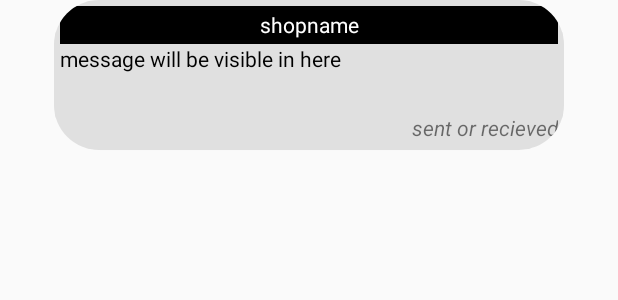
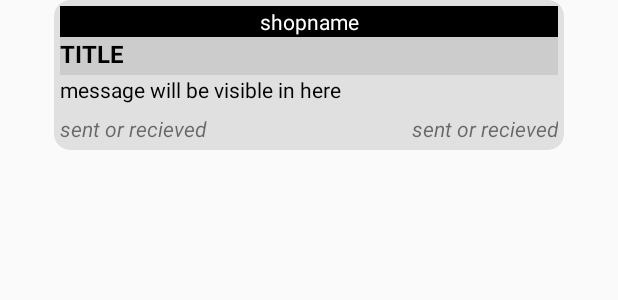
Before and after one commit to baljeet808/RGBtech, an Android app: the layout notification_item.xml on its own in the app's theme, with its tools: preview values and no code run, on a phone screen of 412 x 824 dp. Shown: the top 300 px of the screen. Run offline under Robolectric (Android 15) with nearby library versions, the phone set to English and light mode, and no system bars; network calls fail.

Commit message:
Merge branch 'master' of https://github.com/baljeet808/RGBtech
# Conflicts:
#	app/src/main/java/com/nerdspoint/android/chandigarh/activities/MainPage.java
#	app/src/main/res/layout/fragment_shop_manager.xml

```diff
--- a/app/src/main/java/com/nerdspoint/android/chandigarh/sharedPrefs/NotificatioDetail.java
+++ b/app/src/main/java/com/nerdspoint/android/chandigarh/sharedPrefs/NotificatioDetail.java
@@ -8,7 +8,11 @@ public class NotificatioDetail {
 
     public String Message;
     public String ShopName;
+    public String visitorName;
+    public String timestamp;
     public String type;
     public String notificationID;
+    public String title;
+    public String UID;
 
 }
--- a/app/src/main/res/layout/fragment_notification.xml
+++ b/app/src/main/res/layout/fragment_notification.xml
@@ -7,10 +7,14 @@
     tools:context="com.nerdspoint.android.chandigarh.fragments.Notification">
 
     <!-- TODO: Update blank fragment layout -->
+
+
+
     <ListView
         android:layout_width="match_parent"
         android:layout_height="match_parent"
         android:id="@+id/notificationlist"
+
         android:divider="@android:color/transparent"
         android:dividerHeight="20.0sp"
 
--- a/app/src/main/res/layout/notification_item.xml
+++ b/app/src/main/res/layout/notification_item.xml
@@ -9,7 +9,7 @@
         android:layout_width="340dp"
         android:layout_height="100dp"
         android:layout_centerHorizontal="true"
-        app:cardCornerRadius="30dp"
+        app:cardCornerRadius="10dp"
         >
         <LinearLayout
             android:layout_width="match_parent"
@@ -24,9 +24,21 @@
                 android:layout_weight="0.25"
                 android:textColor="#fff"
                 android:text="shopname"
+
                 android:gravity="center"
                 android:background="#000"
                 android:id="@+id/header"
+                />
+            <TextView
+                android:layout_width="match_parent"
+                android:layout_height="wrap_content"
+                android:layout_weight="0.5"
+                android:textColor="#000"
+                android:text="TITLE"
+                android:background="#ccc"
+                android:textSize="16dp"
+                android:textStyle="bold"
+                android:id="@+id/message_title"
                 />
             <TextView
                 android:layout_width="match_parent"
@@ -36,16 +48,34 @@
                 android:textColor="#000"
                 android:id="@+id/footer"
                 />
-            <TextView
+            <LinearLayout
                 android:layout_width="match_parent"
                 android:layout_height="wrap_content"
                 android:layout_weight="0.05"
-                android:textStyle="italic"
-                android:id="@+id/typeTag"
-                android:text="sent or recieved"
-                android:gravity="right"
+                android:orientation="horizontal"
+                >
 
-                />
+                <TextView
+                    android:layout_width="match_parent"
+                    android:layout_height="wrap_content"
+                    android:layout_weight="0.5"
+                    android:textStyle="italic"
+                    android:id="@+id/time"
+                    android:text="sent or recieved"
+                    android:gravity="left"
+                    />
+                <TextView
+                    android:layout_width="match_parent"
+                    android:layout_height="wrap_content"
+                    android:layout_weight="0.5"
+                    android:textStyle="italic"
+                    android:id="@+id/typeTag"
+                    android:text="sent or recieved"
+                    android:gravity="right"
+                    />
+
+            </LinearLayout>
+
         </LinearLayout>
 
     </android.support.v7.widget.CardView>
```
Also changed, not shown: app/src/main/java/com/nerdspoint/android/chandigarh/activities/MainPage.java (+19 -4 lines), app/src/main/java/com/nerdspoint/android/chandigarh/adapters/NotificationAdapter.java (+15 -14 lines), app/src/main/java/com/nerdspoint/android/chandigarh/fragments/Notification.java (+126 -14 lines), app/src/main/java/com/nerdspoint/android/chandigarh/fragments/ShopPage.java (+9 -5 lines), app/src/main/java/com/nerdspoint/android/chandigarh/offlineDB/DBHandler.java (+4 -4 lines), app/src/main/java/com/nerdspoint/android/chandigarh/service/MyFirebaseMessagingService.java (+12 -2 lines), app/src/main/java/com/nerdspoint/android/chandigarh/service/notify.java (+12 -1 lines).
